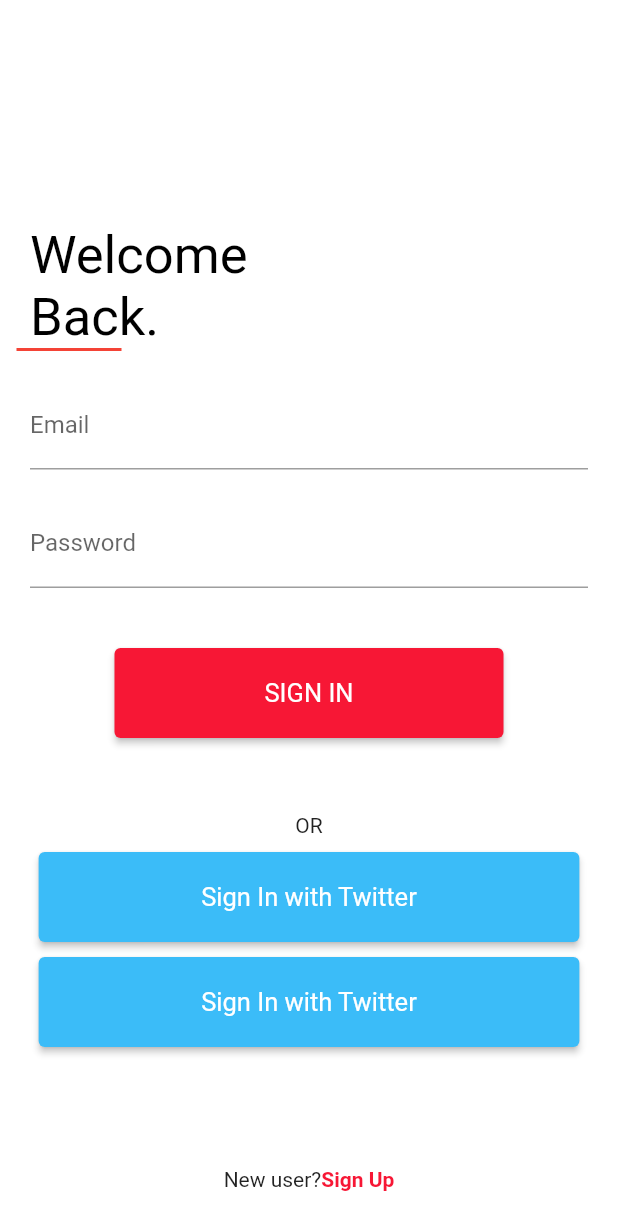
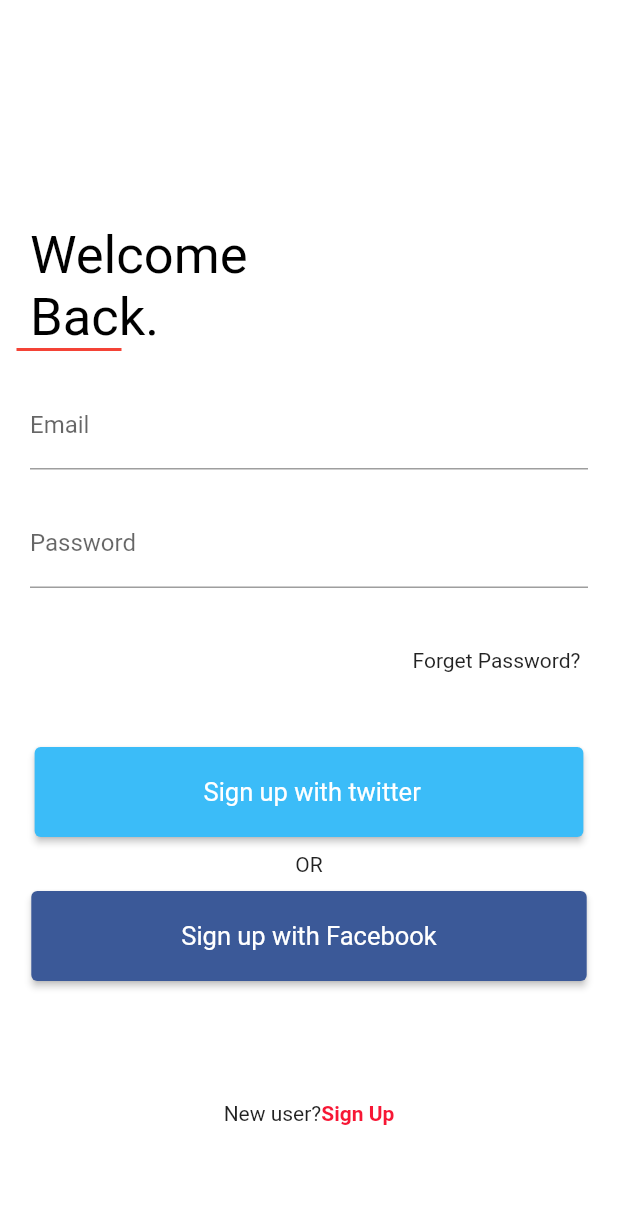
Before and after one commit to W1010x/Flutter_frontEnd, a Flutter app: the LogIn screen opened directly, on a phone screen of 412 x 824 dp. Shown: the top 1230 px of the screen. Run offline on Flutter 3.47's test engine with Material 2 defaults, Android fonts, the phone set to English and light mode, and no system bars; our stand-ins replace smooth_page_indicator.

Commit message:
after edit login page

```diff
--- a/photog_app/lib/ExtractedWidgets/btn.dart
+++ b/photog_app/lib/ExtractedWidgets/btn.dart
@@ -1,18 +1,23 @@
 import 'package:flutter/material.dart';
+import 'package:photog_app/Screens/homePage.dart';
 class Button_Elevated extends StatelessWidget {
-  const Button_Elevated({
-    Key key,
-  }) : super(key: key);
+
+Button_Elevated({@required this.Coluor,this.Teext});
+  final Color Coluor;
+  final String Teext;
 
   @override
   Widget build(BuildContext context) {
     return ElevatedButton(
 
-      child: Text('  Sign In with Twitter  '),
+      child:Text(Teext),
       onPressed: () {
+        Navigator.push(
+            context,
+            MaterialPageRoute(builder: (context) =>homePage(),));
       },
       style: ElevatedButton.styleFrom(
-        primary: Color(0xFF3BBCF8),
+        primary: Coluor,
         onPrimary: Colors.white,
         padding: EdgeInsets.symmetric(horizontal: 100, vertical: 20),
         textStyle: TextStyle(
--- a/photog_app/lib/Screens/LoginScreen.dart
+++ b/photog_app/lib/Screens/LoginScreen.dart
@@ -1,6 +1,5 @@
 import 'package:flutter/material.dart';
 import 'package:photog_app/ExtractedWidgets/btn.dart';
-import 'homePage.dart';
 
 class LogIn extends StatefulWidget {
   @override
@@ -60,31 +59,29 @@
               ),
             ),
             SizedBox(height: 40,),
+        Container(
+          padding: EdgeInsets.only(left: 250),
+          child:  Text('Forget Password?', )
+        ),
 
-            ElevatedButton(
-              child: Text('SIGN IN'),
-              onPressed: () {
-              Navigator.push(
-           context,
-             MaterialPageRoute(builder: (context) =>homePage(),));
+            SizedBox(height: 50,),
+            Button_Elevated(
+                Coluor:Color(0xff3BBCF8),
+                Teext:'   Sign up with twitter  '
+            ),
+            SizedBox(height: 10,),
 
-              },
-              style: ElevatedButton.styleFrom(
-                primary: Color(0xFFF71735),
-                onPrimary: Colors.white,
-                padding: EdgeInsets.symmetric(horizontal: 100, vertical: 20),
-                textStyle: TextStyle(
-                  fontSize: 17,
-                ),),
+            Text('OR'),
+
+            SizedBox(height: 10,),
+            Button_Elevated(
+                Coluor:Color(0xff3B5998),
+                Teext:'Sign up with Facebook'
             ),
 
 
-            SizedBox(height: 50,),
-            Text('OR'),
-            SizedBox(height: 10,),
-            Button_Elevated(),
-            SizedBox(height: 10,),
-            Button_Elevated(),
+
+
             SizedBox(height: 80,),
             RichText(
               textAlign: TextAlign.center,
```
